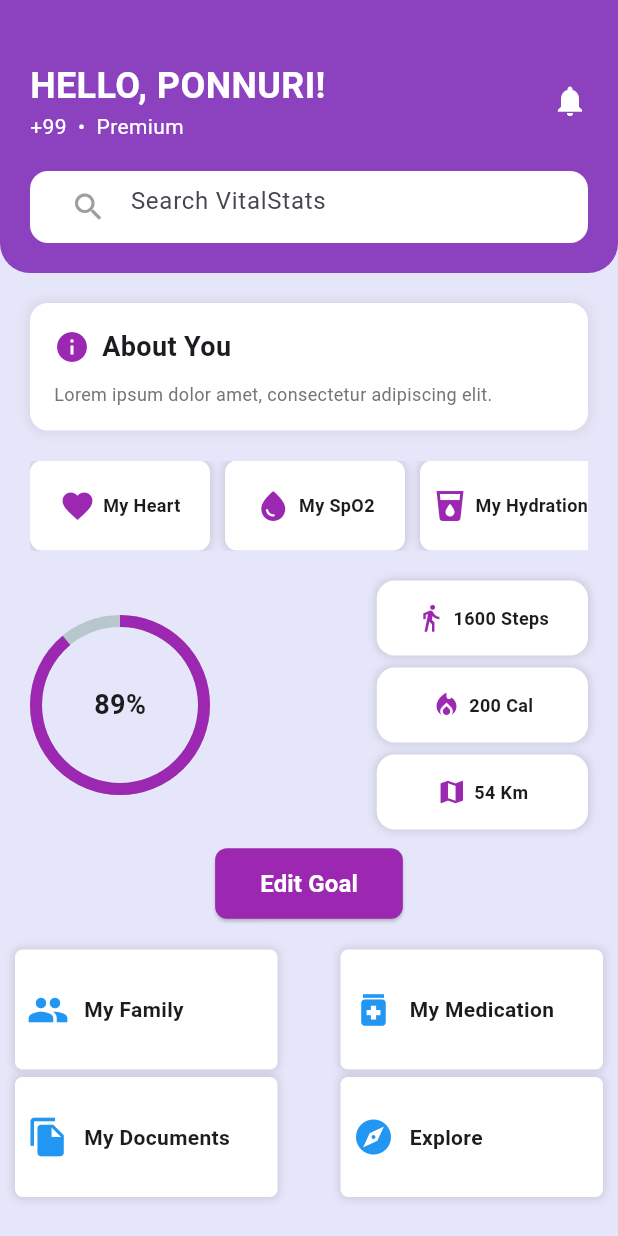
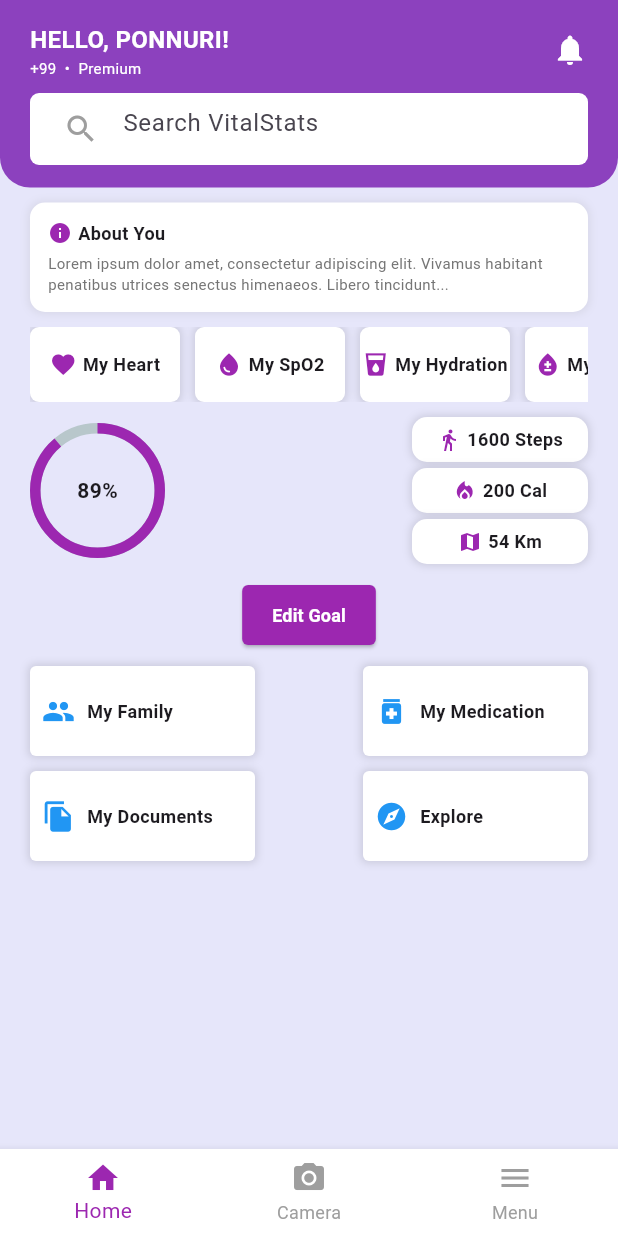
Before and after one commit to 2200039087/startup, a Flutter app: the HomeScreen screen opened directly, on a phone screen of 412 x 824 dp. Run offline on Flutter 3.47's test engine with Material 3 defaults, Android fonts, the phone set to English and light mode, and no system bars; drawn by our look-alikes of percent_indicator; our stand-ins replace google_fonts, shared_preferences; accounts and stored records are empty.

Commit message:
Implemented new design changes

```diff
--- a/lib/HomeScreens/homescreen.dart
+++ b/lib/HomeScreens/homescreen.dart
@@ -15,26 +15,72 @@ class VitalStatsApp extends StatelessWidget {
   }
 }
 
-class HomeScreen extends StatelessWidget {
+class HomeScreen extends StatefulWidget {
+  @override
+  _HomeScreenState createState() => _HomeScreenState();
+}
+
+class _HomeScreenState extends State<HomeScreen> {
+  int _selectedIndex = 0;
+
+  void _onItemTapped(int index) {
+    setState(() {
+      _selectedIndex = index;
+    });
+  }
+
   @override
   Widget build(BuildContext context) {
     return Scaffold(
       backgroundColor: Color(0xFFE6E6FA),
-      body: SingleChildScrollView(
+      body: SafeArea(
         child: Column(
           crossAxisAlignment: CrossAxisAlignment.start,
           children: [
-            _buildHeader(),
-            SizedBox(height: 20),
-            _buildAboutYou(),
-            SizedBox(height: 20),
-            _buildFeatureCards(context),
-            SizedBox(height: 20),
-            _buildEditSection(context),
-            SizedBox(height: 20),
-            _buildQuickAccess(),
+            Expanded(
+              child: SingleChildScrollView(
+                physics: ClampingScrollPhysics(), // Prevent overscroll
+                child: Column(
+                  crossAxisAlignment: CrossAxisAlignment.start,
+                  children: [
+                    _buildHeader(),
+                    SizedBox(height: 10),
+                    _buildAboutYou(),
+                    SizedBox(height: 10),
+                    _buildFeatureCards(context),
+                    SizedBox(height: 10),
+                    _buildEditSection(context),
+                    SizedBox(height: 10),
+                    _buildQuickAccess(),
+                  ],
+                ),
+              ),
+            ),
           ],
         ),
+      ),
+      bottomNavigationBar: BottomNavigationBar(
+        items: const <BottomNavigationBarItem>[
+          BottomNavigationBarItem(
+            icon: Icon(Icons.home),
+            label: 'Home',
+          ),
+          BottomNavigationBarItem(
+            icon: Icon(Icons.camera_alt),
+            label: 'Camera',
+          ),
+          BottomNavigationBarItem(
+            icon: Icon(Icons.menu),
+            label: 'Menu',
+          ),
+        ],
+        currentIndex: _selectedIndex,
+        selectedItemColor: Colors.purple,
+        unselectedItemColor: Colors.grey,
+        onTap: _onItemTapped,
+        type: BottomNavigationBarType.fixed,
+        backgroundColor: Colors.white,
+        elevation: 5,
       ),
     );
   }
@@ -48,7 +94,7 @@ class HomeScreen extends StatelessWidget {
           bottomRight: Radius.circular(20),
         ),
       ),
-      padding: EdgeInsets.only(top: 40, left: 20, right: 20, bottom: 20),
+      padding: EdgeInsets.only(top: 15, left: 20, right: 20, bottom: 15),
       child: Column(
         crossAxisAlignment: CrossAxisAlignment.start,
         children: [
@@ -62,14 +108,14 @@ class HomeScreen extends StatelessWidget {
                     "HELLO, PONNURI!",
                     style: TextStyle(
                         color: Colors.white,
-                        fontSize: 24,
+                        fontSize: 16,
                         fontWeight: FontWeight.bold),
                   ),
                   Text(
                     "+99  •  Premium",
                     style: TextStyle(
                         color: Colors.white,
-                        fontSize: 14,
+                        fontSize: 10,
                         fontWeight: FontWeight.normal),
                   ),
                 ],
@@ -80,12 +126,12 @@ class HomeScreen extends StatelessWidget {
               ),
             ],
           ),
-          SizedBox(height: 20),
+          SizedBox(height: 10),
           Container(
-            padding: EdgeInsets.symmetric(horizontal: 15),
+            padding: EdgeInsets.symmetric(horizontal: 10),
             decoration: BoxDecoration(
               color: Colors.white,
-              borderRadius: BorderRadius.circular(12),
+              borderRadius: BorderRadius.circular(6),
             ),
             child: TextField(
               decoration: InputDecoration(
@@ -104,15 +150,15 @@ class HomeScreen extends StatelessWidget {
     return Padding(
       padding: const EdgeInsets.symmetric(horizontal: 20),
       child: Container(
-        padding: EdgeInsets.all(16),
+        padding: EdgeInsets.all(12),
         decoration: BoxDecoration(
           color: Colors.white,
-          borderRadius: BorderRadius.circular(12),
+          borderRadius: BorderRadius.circular(10),
           boxShadow: [
             BoxShadow(
               color: Colors.grey.withOpacity(0.2),
-              spreadRadius: 2,
-              blurRadius: 5,
+              spreadRadius: 1,
+              blurRadius: 4,
             ),
           ],
         ),
@@ -121,18 +167,18 @@ class HomeScreen extends StatelessWidget {
           children: [
             Row(
               children: [
-                Icon(Icons.info, color: Colors.purple, size: 24),
-                SizedBox(width: 8),
+                Icon(Icons.info, color: Colors.purple, size: 16),
+                SizedBox(width: 4),
                 Text(
                   "About You",
-                  style: TextStyle(fontSize: 18, fontWeight: FontWeight.bold),
+                  style: TextStyle(fontSize: 12, fontWeight: FontWeight.bold),
                 ),
               ],
             ),
-            SizedBox(height: 10),
+            SizedBox(height: 4),
             Text(
-              "Lorem ipsum dolor amet, consectetur adipiscing elit.",
-              style: TextStyle(color: Colors.grey[600], fontSize: 12),
+              "Lorem ipsum dolor amet, consectetur adipiscing elit. Vivamus habitant penatibus utrices senectus himenaeos. Libero tincidunt...",
+              style: TextStyle(color: Colors.grey[600], fontSize: 10),
             ),
           ],
         ),
@@ -153,17 +199,16 @@ class HomeScreen extends StatelessWidget {
             SizedBox(width: 10),
             _featureCard("My Hydration", Icons.local_drink),
             SizedBox(width: 10),
-            _featureCard("Glucose Tracker", Icons.bloodtype),
+            _featureCard("My Glucose", Icons.bloodtype), // New card added
           ],
         ),
       ),
     );
   }
 
-
   Widget _buildEditSection(BuildContext context) {
     double screenWidth = MediaQuery.of(context).size.width;
-    double cardWidth = (screenWidth - 60) / 2.5; // Adjust for smaller size
+    double cardWidth = (screenWidth - 60) / 3; // Adjust for smaller size
 
     return Padding(
       padding: const EdgeInsets.symmetric(horizontal: 20),
@@ -174,25 +219,26 @@ class HomeScreen extends StatelessWidget {
             mainAxisAlignment: MainAxisAlignment.spaceBetween,
             children: [
               CircularPercentIndicator(
-                radius: 60.0,
-                lineWidth: 8.0,
+                radius: 45.0,
+                lineWidth: 7.0,
                 percent: 0.89,
                 center: Text("89%",
-                    style: TextStyle(fontSize: 18, fontWeight: FontWeight.bold)),
+                    style: TextStyle(fontSize: 14, fontWeight: FontWeight.bold)),
                 progressColor: Colors.purple,
               ),
               Column(
+                crossAxisAlignment: CrossAxisAlignment.start,
                 children: [
                   _statCard("1600 Steps", Icons.directions_walk, cardWidth),
-                  SizedBox(height: 8),
+                  SizedBox(height: 4),
                   _statCard("200 Cal", Icons.local_fire_department, cardWidth),
-                  SizedBox(height: 8),
+                  SizedBox(height: 4),
                   _statCard("54 Km", Icons.map, cardWidth),
                 ],
               ),
             ],
           ),
-          SizedBox(height: 12), // Add spacing between stat cards and button
+          SizedBox(height: 10),
           Center(
             child: ElevatedButton(
               onPressed: () {
@@ -201,13 +247,16 @@ class HomeScreen extends StatelessWidget {
               style: ElevatedButton.styleFrom(
                 backgroundColor: Colors.purple, // Button color
                 shape: RoundedRectangleBorder(
-                  borderRadius: BorderRadius.circular(8), // Rounded corners
+                  borderRadius: BorderRadius.circular(4), // Rounded corners
                 ),
-                padding: EdgeInsets.symmetric(horizontal: 30, vertical: 12),
+                padding: EdgeInsets.symmetric(horizontal: 20, vertical: 10),
               ),
               child: Text(
                 "Edit Goal",
-                style: TextStyle(fontSize: 16, fontWeight: FontWeight.bold, color: Colors.white),
+                style: TextStyle(
+                    fontSize: 12,
+                    fontWeight: FontWeight.bold,
+                    color: Colors.white),
               ),
             ),
           ),
@@ -216,10 +265,9 @@ class HomeScreen extends StatelessWidget {
     );
   }
 
-
   Widget _buildQuickAccess() {
     return Padding(
-      padding: const EdgeInsets.symmetric(horizontal: 10),
+      padding: const EdgeInsets.symmetric(horizontal: 20),
       child: Column(
         children: [
           Row(
@@ -229,7 +277,7 @@ class HomeScreen extends StatelessWidget {
               _quickAccessCard("My Medication", Icons.medication),
             ],
           ),
-          SizedBox(height: 05), // Add spacing between rows
+          SizedBox(height: 10), // Add spacing between rows
           Row(
             mainAxisAlignment: MainAxisAlignment.spaceBetween,
             children: [
@@ -242,14 +290,13 @@ class HomeScreen extends StatelessWidget {
     );
   }
 
-
   Widget _featureCard(String title, IconData icon) {
     return Container(
-      width: 120, // Adjusted for rectangular shape
-      height: 60, // Adjusted for rectangular shape
+      width: 100, // Adjusted for rectangular shape
+      height: 50, // Adjusted for rectangular shape
       decoration: BoxDecoration(
         color: Colors.white,
-        borderRadius: BorderRadius.circular(8),
+        borderRadius: BorderRadius.circular(6),
         boxShadow: [
           BoxShadow(
             color: Colors.black12,
@@ -261,8 +308,8 @@ class HomeScreen extends StatelessWidget {
       child: Row(
         mainAxisAlignment: MainAxisAlignment.center,
         children: [
-          Icon(icon, size: 24, color: Colors.purple),
-          SizedBox(width: 5),
+          Icon(icon, size: 18, color: Colors.purple),
+          SizedBox(width: 4),
           Text(title,
               style: TextStyle(fontSize: 12, fontWeight: FontWeight.bold)),
         ],
@@ -273,12 +320,11 @@ class HomeScreen extends StatelessWidget {
   Widget _statCard(String title, IconData icon, double width) {
     return Container(
       width: width,
-      height: 50,
-      // Reduced size
-      padding: EdgeInsets.all(8),
+      height: 30,
+      padding: EdgeInsets.all(4),
       decoration: BoxDecoration(
-        color: Colors.white, // White background
-        borderRadius: BorderRadius.circular(12),
+        color: Colors.white,
+        borderRadius: BorderRadius.circular(10),
         boxShadow: [
           BoxShadow(
             color: Colors.black12,
@@ -290,8 +336,8 @@ class HomeScreen extends StatelessWidget {
       child: Row(
         mainAxisAlignment: MainAxisAlignment.center,
         children: [
-          Icon(icon, size: 20, color: Colors.purple),
-          SizedBox(width: 5),
+          Icon(icon, size: 16, color: Colors.purple),
+          SizedBox(width: 4),
           Text(title,
               style: TextStyle(fontSize: 12, fontWeight: FontWeight.bold)),
         ],
@@ -301,14 +347,12 @@ class HomeScreen extends StatelessWidget {
 
   Widget _quickAccessCard(String title, IconData icon) {
     return Container(
-      width: 175,
-      // Updated width
-      height: 80,
-      // Updated height
+      width: 150,
+      height: 60,
       padding: EdgeInsets.all(8),
       decoration: BoxDecoration(
         color: Colors.white,
-        borderRadius: BorderRadius.circular(5), // Updated border radius
+        borderRadius: BorderRadius.circular(4),
         boxShadow: [
           BoxShadow(
             color: Colors.black12,
@@ -320,13 +364,13 @@ class HomeScreen extends StatelessWidget {
       child: Row(
         mainAxisAlignment: MainAxisAlignment.center,
         children: [
-          Icon(icon, size: 28, color: Colors.blue),
-          SizedBox(width: 10), // Add spacing between icon and text
+          Icon(icon, size: 22, color: Colors.blue),
+          SizedBox(width: 8),
           Expanded(
             child: Text(
               title,
-              style: TextStyle(fontSize: 14, fontWeight: FontWeight.bold),
-              overflow: TextOverflow.ellipsis, // Prevent overflow issues
+              style: TextStyle(fontSize: 12, fontWeight: FontWeight.bold),
+              overflow: TextOverflow.ellipsis,
             ),
           ),
         ],
```
